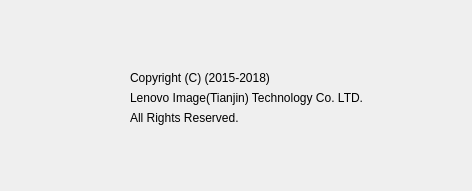
The window that cpath/membercenter/about.ui (lzk/statusmonitor) describes before a commit, drawn with Qt 5.
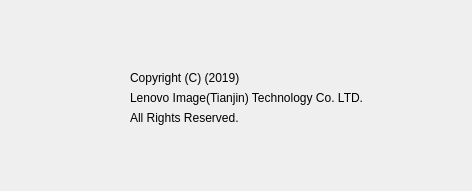
The same window after the commit. Icons and pictures are not drawn.

The edit to the form file:
```diff
--- a/cpath/membercenter/about.ui
+++ b/cpath/membercenter/about.ui
@@ -66,7 +66,7 @@
     </rect>
    </property>
    <property name="text">
-    <string>Copyright (C) (2015-2018)</string>
+    <string>Copyright (C) (2019)</string>
    </property>
   </widget>
   <widget class="QLabel" name="lab_copyright2">
```
